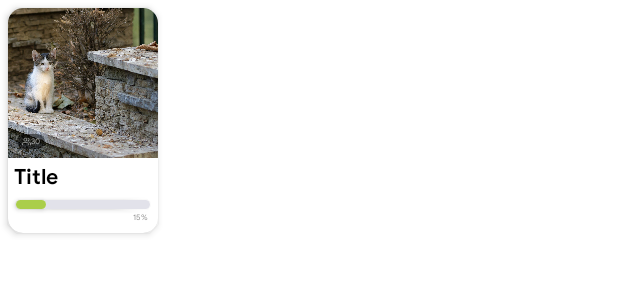
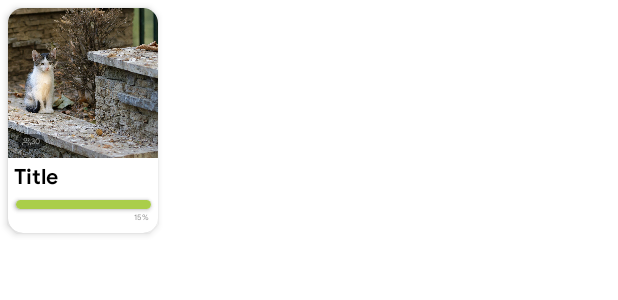
Before and after one commit to KLAB2-challenge/FE, an Android app: the layout item_my_challenge.xml on its own in the app's theme, with its tools: preview values and no code run, on a phone screen of 412 x 824 dp. Shown: the top 300 px of the screen. Run offline under Robolectric (Android 15) with nearby library versions, the phone set to English and light mode, and no system bars.

Commit message:
feat: progressBar 수정 중

```diff
--- a/app/src/main/java/com/example/klab2challenge/ui/mychallenge/MyChallengeAdapter.kt
+++ b/app/src/main/java/com/example/klab2challenge/ui/mychallenge/MyChallengeAdapter.kt
@@ -25,8 +25,14 @@ class MyChallengeAdapter(var items : List<GetChallengeResponse>) : RecyclerView.
 //            }
             binding.tvMcTitle.text = item.contents.title
             binding.tvItemMyChallengePercent.text = (item.progressRate * 100).toInt().toString() + "%"
-            binding.cvMcProgress.layoutParams.width = (360 * item.progressRate).toInt()
+//            binding.cvMcProgress.layoutParams.width = (90 * item.progressRate).toInt()
 
+            val layoutParams = binding.cvMcProgress.layoutParams
+            layoutParams.width = (binding.cvMcBackProgress.layoutParams.width * item.progressRate).toInt()
+//            binding.cvMcProgress.layoutParams = layoutParams
+//
+//            // 레이아웃을 다시 요청
+//            binding.cvMcProgress.requestLayout()
         }
     }
 
--- a/app/src/main/res/layout/item_my_challenge.xml
+++ b/app/src/main/res/layout/item_my_challenge.xml
@@ -85,7 +85,7 @@
 
             <androidx.cardview.widget.CardView
                 android:id="@+id/cv_mc_back_progress"
-                android:layout_width="match_parent"
+                android:layout_width="90dp"
                 android:layout_height="6dp"
                 android:layout_marginTop="6dp"
                 android:layout_marginHorizontal="5dp"
@@ -95,7 +95,7 @@
                 app:layout_constraintEnd_toEndOf="parent">
 
                 <View
-                    android:layout_width="match_parent"
+                    android:layout_width="90dp"
                     android:layout_height="match_parent"
                     android:background="@color/GS_90"/>
 
@@ -104,7 +104,7 @@
 
             <androidx.cardview.widget.CardView
                 android:id="@+id/cv_mc_progress"
-                android:layout_width="20dp"
+                android:layout_width="90dp"
                 android:layout_height="6dp"
                 android:layout_marginTop="6dp"
                 android:layout_marginHorizontal="5dp"
@@ -113,9 +113,10 @@
                 app:layout_constraintStart_toStartOf="parent">
 
                 <View
-                    android:layout_width="match_parent"
+                    android:layout_width="90dp"
                     android:layout_height="match_parent"
-                    android:background="@color/MG_40"/>
+                    android:background="@color/MG_40"
+                    android:layout_gravity="left"/>
 
             </androidx.cardview.widget.CardView>
 
```
